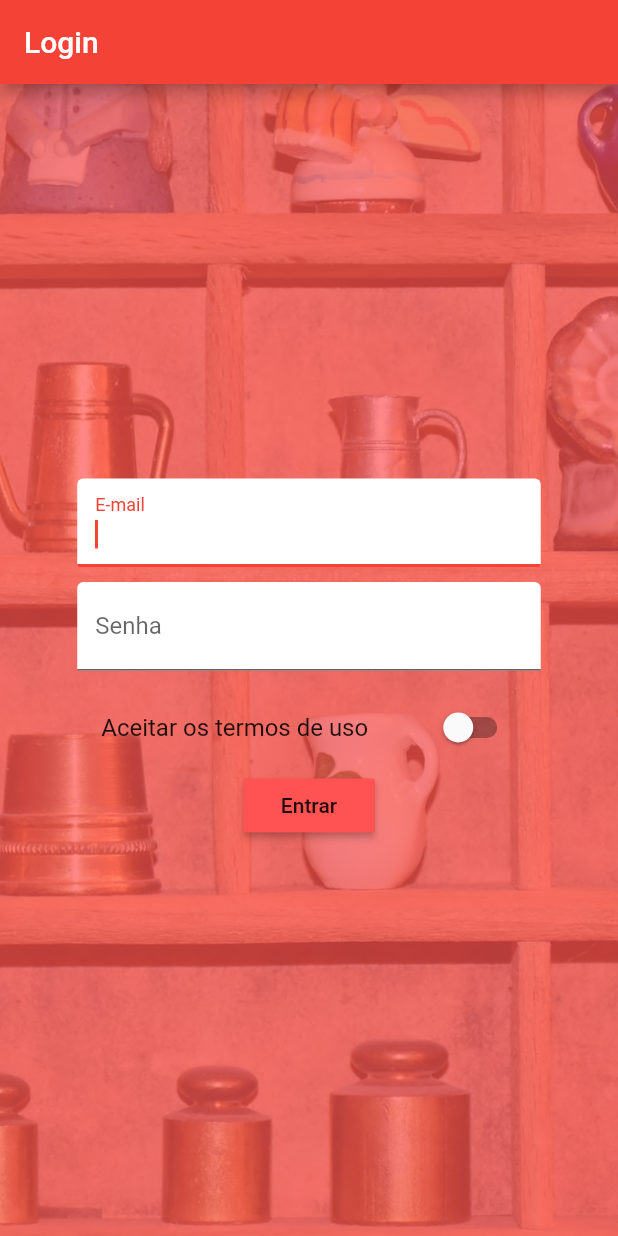
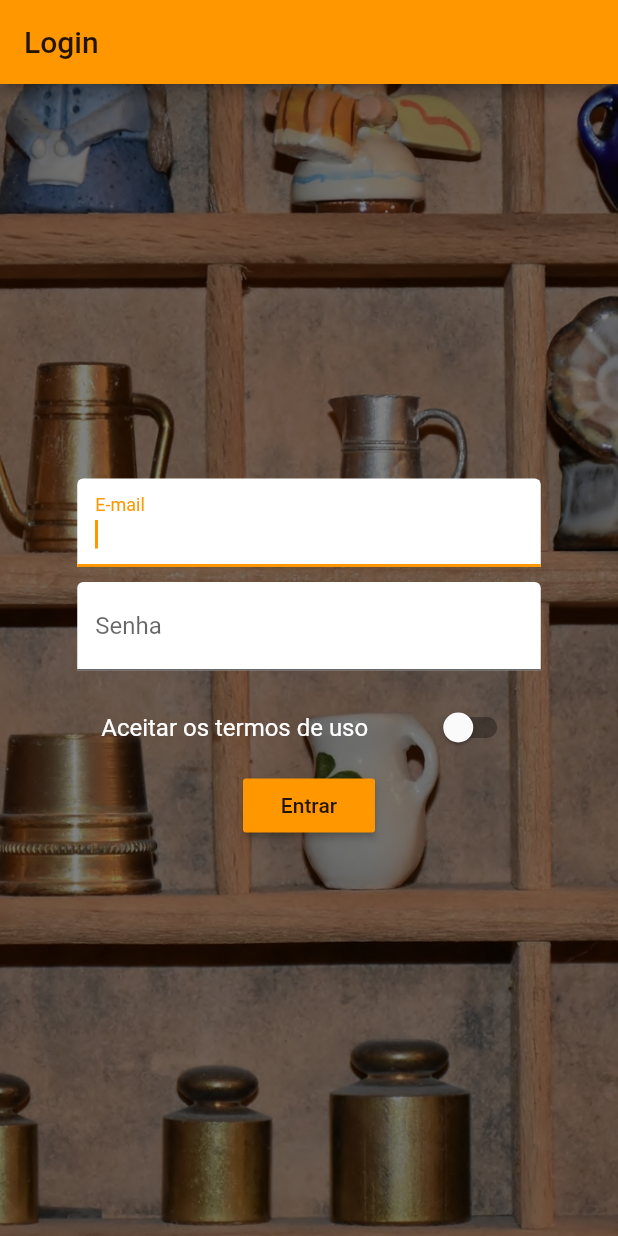
Before and after one commit to rafaelqueiroz88/learning-flutter, a Flutter app: the screen it shows after launch, on a phone screen of 412 x 824 dp. Run offline on Flutter 3.47's test engine with Material 2 defaults, Android fonts, the phone set to English and light mode, and no system bars.

```diff
--- a/lib/main.dart
+++ b/lib/main.dart
@@ -34,9 +34,9 @@ class _MyApp extends State<MyApp> {
     return MaterialApp(
       theme: ThemeData(
           brightness: Brightness.light,
-          primarySwatch: Colors.red,
-          accentColor: Colors.redAccent,
-          buttonColor: Colors.redAccent
+          primarySwatch: Colors.orange,
+          accentColor: Colors.orangeAccent,
+          buttonColor: Colors.orange
       ),
       routes: {
         // '/': (BuildContext context) => ProductsPage(_products),
@@ -53,14 +53,14 @@ class _MyApp extends State<MyApp> {
         if(pathElements[1] == 'product') {
           final int index = int.parse(pathElements[2]);
           return MaterialPageRoute<bool>(
-              builder: (BuildContext context) => ProductPage(_products[index]['title'], _products[index]['image'])
+            builder: (BuildContext context) => ProductPage(_products[index]['title'], _products[index]['image'])
           );
         }
         return null;
       },
       onUnknownRoute: (RouteSettings settings) {
         return MaterialPageRoute(
-            builder: (BuildContext context) => ProductsPage(_products)
+          builder: (BuildContext context) => ProductsPage(_products)
         );
       },
     );
--- a/lib/pages/auth.dart
+++ b/lib/pages/auth.dart
@@ -16,7 +16,7 @@ class _AuthPageState extends State<AuthPage> {
     return DecorationImage(
       fit: BoxFit.cover,
       colorFilter: ColorFilter.mode(
-          Colors.black.withOpacity(0.3), BlendMode.dstATop
+          Colors.black.withOpacity(0.5), BlendMode.dstATop
       ),
       image: AssetImage('assets/background.jpg'),
     );
@@ -56,7 +56,7 @@ class _AuthPageState extends State<AuthPage> {
 
   Widget _buildTermsSwitch() {
     return SwitchListTile(
-      value: _acceptTerms, title: Text('Aceitar os termos de uso'), onChanged: (bool value) {
+      value: _acceptTerms, title: Text('Aceitar os termos de uso', style: TextStyle(color: Colors.white,),), onChanged: (bool value) {
         setState(() {
           _acceptTerms = value;
         });
@@ -67,7 +67,7 @@ class _AuthPageState extends State<AuthPage> {
   Widget _buildSubmitButton(BuildContext context) {
     return RaisedButton(
       child: Text('Entrar'),
-      color: Colors.redAccent,
+      // color: Colors.redAccent,
       onPressed: () {
         Navigator.pushReplacementNamed(context, '/products');
       },
@@ -87,7 +87,7 @@ class _AuthPageState extends State<AuthPage> {
       appBar: AppBar(
         title: Text('Login'),
       ),
-      backgroundColor: Colors.redAccent,
+      backgroundColor: Colors.black,
       body: Container(
         decoration: BoxDecoration(
           image: _buildBackgroundImage(),
--- a/lib/pages/product.dart
+++ b/lib/pages/product.dart
@@ -62,7 +62,7 @@ class ProductPage extends StatelessWidget {
         return Future.value(false);
       },
       child: Scaffold(
-        backgroundColor: Colors.redAccent,
+        backgroundColor: Colors.orangeAccent,
         appBar: AppBar(
           title: Text(title),
         ),
--- a/lib/pages/products.dart
+++ b/lib/pages/products.dart
@@ -32,7 +32,7 @@ class ProductsPage extends StatelessWidget {
   Widget build(BuildContext context) {
 
     return Scaffold(
-      backgroundColor: Colors.redAccent,
+      backgroundColor: Colors.orangeAccent,
       drawer: _buildSideDrawer(context),
       appBar: AppBar(
         title: Text("Foods"),
--- a/lib/widgets/products/price_tag.dart
+++ b/lib/widgets/products/price_tag.dart
@@ -13,8 +13,8 @@ class PriceTag extends StatelessWidget {
       decoration: BoxDecoration(color: Theme.of(context).accentColor, borderRadius: BorderRadius.circular(4.0)),
       padding: EdgeInsets.symmetric(horizontal: 6.0, vertical: 5.0),
       child: Text(
-          'R\$ ${price}',
-          style: TextStyle(color: Colors.white, fontSize: 20.0, fontWeight: FontWeight.bold, fontFamily: "alexbrush" )
+        'R\$ ${price}',
+        style: TextStyle(color: Colors.white, fontSize: 20.0, fontWeight: FontWeight.bold, fontFamily: "alexbrush" )
       ),
     );
   }
--- a/lib/widgets/products/product_card.dart
+++ b/lib/widgets/products/product_card.dart
@@ -35,7 +35,7 @@ class ProductCard extends StatelessWidget {
 
   @override
   Widget build(BuildContext context) {
-    // TODO: implement build
+
     return Card(
       child: Column(
         children: <Widget>[
--- a/lib/widgets/products/products.dart
+++ b/lib/widgets/products/products.dart
@@ -7,7 +7,6 @@ class Products extends StatelessWidget {
   final List<Map<String,dynamic>> products;
 
   Products(this.products);
-
 
   Widget _buildProductsList() {
 
```
Also changed, not shown: lib/pages/product_create.dart (+47 -15 lines), lib/pages/products_manager.dart (+4 -3 lines), lib/widgets/ui_elements/address_default.dart (+5 -2 lines), lib/widgets/ui_elements/title_default.dart (+5 -5 lines).
